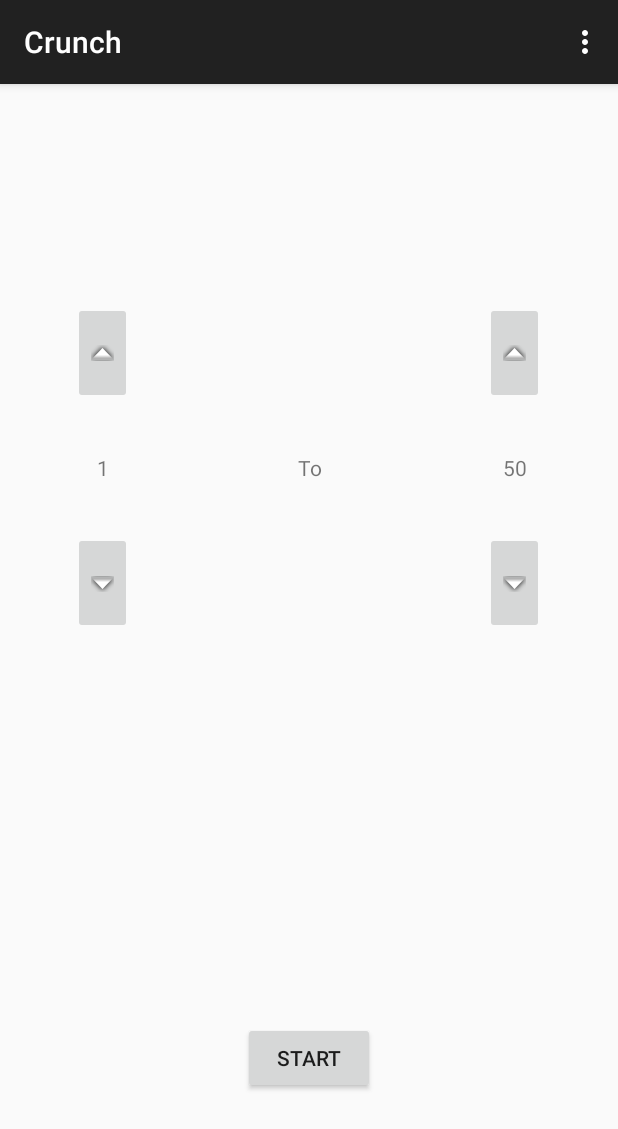
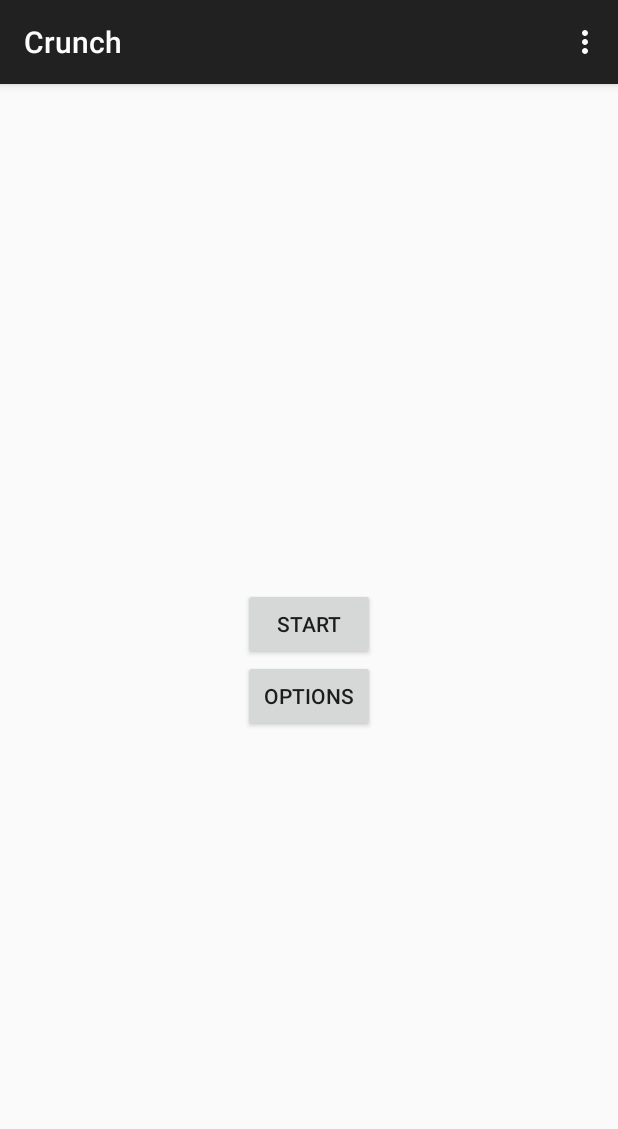
Before and after one commit to amverhagen/crunch, an Android app: the screen it shows after launch (StartActivity), on a phone screen of 412 x 824 dp. Shown: the top 1129 px of the screen. Run offline under Robolectric (Android 15) with nearby library versions, the light colour scheme and no system bars.

Commit message:
Implement options and equation foundation

```diff
--- a/app/src/main/java/com/amverhagen/crunch/CrunchActivity.java
+++ b/app/src/main/java/com/amverhagen/crunch/CrunchActivity.java
@@ -6,6 +6,7 @@ import android.view.Menu;
 import android.view.MenuItem;
 
 public class CrunchActivity extends Activity {
+
 
     @Override
     protected void onCreate(Bundle savedInstanceState) {
--- a/app/src/main/java/com/amverhagen/crunch/StartActivity.java
+++ b/app/src/main/java/com/amverhagen/crunch/StartActivity.java
@@ -6,29 +6,20 @@ import android.os.Bundle;
 import android.view.Menu;
 import android.view.MenuItem;
 import android.view.View;
-import android.widget.ArrayAdapter;
-import android.widget.ListView;
-import android.widget.TextView;
+
+import com.amverhagen.options.Options;
+import com.amverhagen.problem.Equation;
 
 import java.util.ArrayList;
 
 public class StartActivity extends AppCompatActivity {
-    private int leftValue;
-    private int rightValue;
-    private TextView leftTextView;
-    private TextView rightTextView;
-    private TextView warningTextView;
+    Options options;
+    ArrayList<Equation> problemList;
 
     @Override
     protected void onCreate(Bundle savedInstanceState) {
         super.onCreate(savedInstanceState);
         setContentView(R.layout.activity_start);
-        leftTextView = (TextView) findViewById(R.id.leftTextView);
-        rightTextView = (TextView) findViewById(R.id.rightTextView);
-        warningTextView = (TextView) findViewById(R.id.warningTextView);
-        leftValue = 1;
-        rightValue = 50;
-        setRangeValues();
     }
 
     @Override
@@ -53,53 +44,14 @@ public class StartActivity extends AppCompatActivity {
         return super.onOptionsItemSelected(item);
     }
 
-    private void setRangeValues() {
-        leftTextView.setText(Integer.toString(leftValue));
-        rightTextView.setText(Integer.toString(rightValue));
+
+    public void startCrunch(View view) {
+        Intent intent = new Intent(this, CrunchActivity.class);
+        startActivity(intent);
     }
 
-    public void startCrunch(View view) {
-        if (testRange()) {
-            Intent intent = new Intent(this, CrunchActivity.class);
-            startActivity(intent);
-        }
+    public void options(View view) {
+
     }
 
-    public void incrementLeft(View view) {
-        if (leftValue < 99) {
-            leftValue++;
-            setRangeValues();
-        }
-    }
-
-    public void decrementLeft(View view) {
-        if (leftValue > 1) {
-            leftValue--;
-            setRangeValues();
-        }
-    }
-
-    public void incrementRight(View view) {
-        if (rightValue < 99) {
-            rightValue++;
-            setRangeValues();
-        }
-    }
-
-    public void decrementRight(View view) {
-        if (rightValue > 1) {
-            rightValue--;
-            setRangeValues();
-        }
-    }
-
-    private boolean testRange() {
-        if (Math.abs(leftValue - rightValue) < 10) {
-            warningTextView.setText("Difference between values must be greater than 10.");
-            return false;
-        } else {
-            warningTextView.setText("");
-            return true;
-        }
-    }
 }
--- a/app/src/main/res/layout/activity_start.xml
+++ b/app/src/main/res/layout/activity_start.xml
@@ -1,114 +1,9 @@
 <LinearLayout xmlns:android="http://schemas.android.com/apk/res/android"
-    xmlns:tools="http://schemas.android.com/tools"
     android:layout_width="match_parent"
     android:layout_height="match_parent"
-    android:orientation="vertical"
-    android:weightSum="3">
-
-    <LinearLayout
-        android:layout_width="match_parent"
-        android:layout_height="0dp"
-        android:layout_gravity="center"
-        android:layout_weight="2"
-        android:orientation="horizontal"
-        android:weightSum="3">
-
-        <LinearLayout
-            android:layout_width="0dp"
-            android:layout_height="match_parent"
-            android:layout_weight="1"
     android:gravity="center"
     android:orientation="vertical"
     android:weightSum="3">
-
-            <ImageButton
-                android:layout_width="wrap_content"
-                android:layout_height="0dp"
-                android:layout_gravity="center"
-                android:layout_weight=".4"
-                android:onClick="incrementLeft"
-                android:src="@android:drawable/arrow_up_float" />
-
-
-            <TextView
-                android:id="@+id/leftTextView"
-                android:layout_width="match_parent"
-                android:layout_height="0dp"
-                android:layout_gravity="center"
-                android:layout_weight=".5"
-                android:gravity="center"
-                android:inputType="number"
-                android:singleLine="true"
-                android:text="@string/range" />
-
-
-            <ImageButton
-                android:layout_width="wrap_content"
-                android:layout_height="0dp"
-                android:layout_gravity="center"
-                android:layout_weight=".4"
-                android:onClick="decrementLeft"
-                android:src="@android:drawable/arrow_down_float" />
-
-        </LinearLayout>
-
-        <TextView
-            android:layout_width="0dp"
-            android:layout_height="match_parent"
-            android:layout_weight="1"
-            android:gravity="center"
-            android:text="@string/to" />
-
-        <LinearLayout
-            android:layout_width="0dp"
-            android:layout_height="match_parent"
-            android:layout_weight="1"
-            android:gravity="center"
-            android:orientation="vertical"
-            android:weightSum="3">
-
-            <ImageButton
-                android:layout_width="wrap_content"
-                android:layout_height="0dp"
-                android:layout_gravity="center"
-                android:layout_weight=".4"
-                android:onClick="incrementRight"
-                android:src="@android:drawable/arrow_up_float" />
-
-            <TextView
-                android:id="@+id/rightTextView"
-                android:layout_width="match_parent"
-                android:layout_height="0dp"
-                android:layout_gravity="center"
-                android:layout_weight=".5"
-                android:gravity="center"
-                android:inputType="number"
-                android:singleLine="true"
-                android:text="@string/range" />
-
-
-            <ImageButton
-                android:layout_width="wrap_content"
-                android:layout_height="0dp"
-                android:layout_gravity="center"
-                android:layout_weight=".4"
-                android:onClick="decrementRight"
-                android:src="@android:drawable/arrow_down_float" />
-
-        </LinearLayout>
-    </LinearLayout>
-
-    <LinearLayout
-        android:layout_width="match_parent"
-        android:layout_height="0dp"
-        android:layout_weight="1"
-        android:gravity="center"
-        android:orientation="vertical">
-
-        <TextView
-            android:id="@+id/warningTextView"
-            android:layout_width="wrap_content"
-            android:layout_height="wrap_content" />
 
 
     <Button
@@ -117,6 +12,10 @@
         android:onClick="startCrunch"
         android:text="@string/start" />
 
+    <Button
+        android:layout_width="wrap_content"
+        android:layout_height="wrap_content"
+        android:onClick="options"
+        android:text="@string/options" />
 
 </LinearLayout>
-</LinearLayout>
--- a/app/src/main/res/values/strings.xml
+++ b/app/src/main/res/values/strings.xml
@@ -7,4 +7,7 @@
     <string name="action_settings">Settings</string>
     <string name="title_activity_crunch">CrunchActivity</string>
     <string name="range">Range</string>
+    <string name="options">Options</string>
+    <string name="quit">Quit</string>
+    <string name="exit">Exit</string>
 </resources>
```
Also changed, not shown: app/src/main/java/com/amverhagen/crunch/TestEquation.java (added, +25 -0 lines), app/src/main/java/com/amverhagen/options/Options.java (added, +52 -0 lines), app/src/main/java/com/amverhagen/problem/Equation.java (added, +73 -0 lines), app/src/main/java/com/amverhagen/problem/EquationType.java (added, +20 -0 lines). Lines whose indentation alone changed are shown as unchanged.
